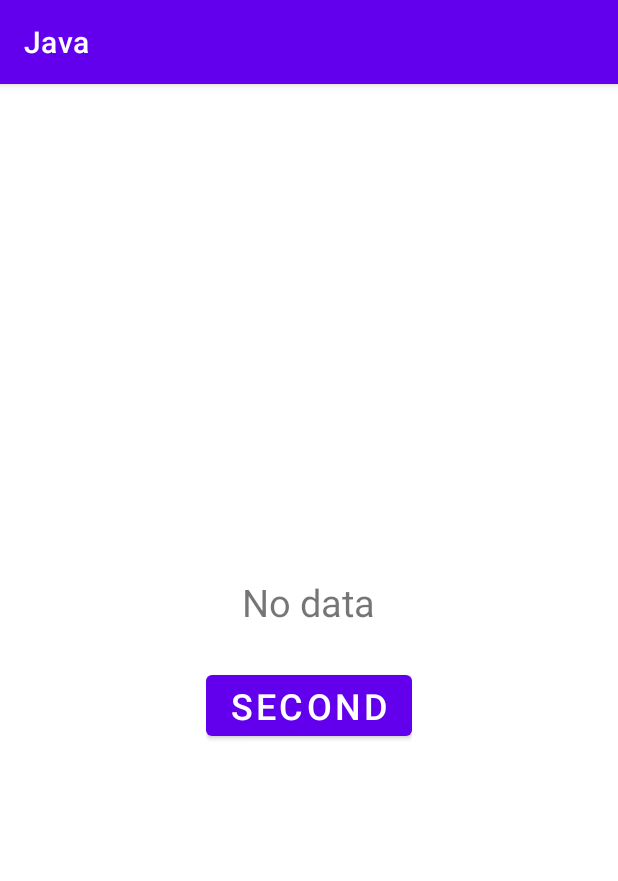
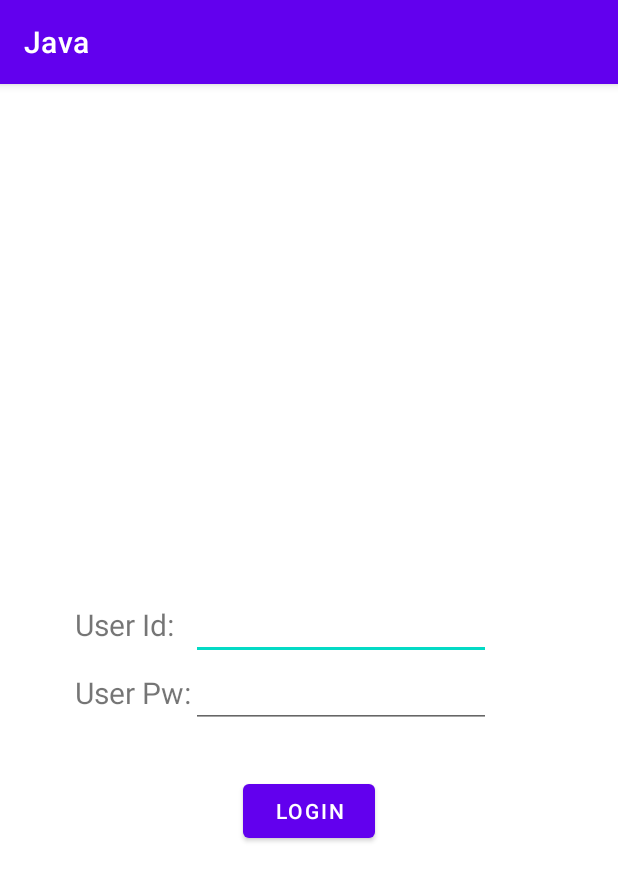
Before and after one commit to Abduvokhobov5888/JAVA, an Android app: the screen it shows after launch (MainActivity), on a phone screen of 412 x 824 dp. Shown: the top 881 px of the screen. Run offline under Robolectric (Android 15) with nearby library versions, the phone set to English and light mode, and no system bars.

Commit message:
TableLayout

```diff
--- a/app/src/main/java/com/example/java/MainActivity.java
+++ b/app/src/main/java/com/example/java/MainActivity.java
@@ -33,7 +33,7 @@ public class MainActivity extends AppCompatActivity {
     protected void onCreate(Bundle savedInstanceState) {
         super.onCreate(savedInstanceState);
         setContentView(R.layout.activity_main);
-        initViews();
+       // initViews();
     }
     TextView tv_home;
 
@@ -52,17 +52,17 @@ public class MainActivity extends AppCompatActivity {
         }
 );
 
-    void initViews(){ // Jonatish 1da 2ga
-        tv_home = findViewById(R.id.tv_home);
-        Button button_open = findViewById(R.id.button_open);
-        button_open.setOnClickListener(new View.OnClickListener() {
-            @Override
-            public void onClick(View v) {
-                Users users = new Users(25,"Abbosbek");
-                openSecondActivity(users);
-            }
-        });
-    }
+//    void initViews(){ // Jonatish 1da 2ga
+//        tv_home = findViewById(R.id.tv_home);
+//        Button button_open = findViewById(R.id.button_open);
+//        button_open.setOnClickListener(new View.OnClickListener() {
+//            @Override
+//            public void onClick(View v) {
+//                Users users = new Users(25,"Abbosbek");
+//                openSecondActivity(users);
+//            }
+//        });
+//    }
     void openSecondActivity(Users users){//1dan 2ni ochish
         Intent intent = new Intent(this, SecondActivity.class);
         intent.putExtra("users", users);
--- a/app/src/main/res/layout/activity_main.xml
+++ b/app/src/main/res/layout/activity_main.xml
@@ -6,38 +6,64 @@
     android:layout_height="match_parent"
     tools:context=".MainActivity">
 
-    <LinearLayout
+
+    <TableLayout
+        android:layout_width="match_parent"
+        android:layout_height="match_parent"
+        android:gravity="center_horizontal|center_vertical"
+        android:orientation="vertical"
+        >
+
+        <TableRow
+            android:layout_width="match_parent"
+            android:layout_height="match_parent" >
+
+            <TextView
+                android:id="@+id/user_id2"
+                android:layout_width="wrap_content"
+                android:layout_height="wrap_content"
+                android:text="User Id:"
+                android:layout_marginLeft="50dp"
+                android:textSize="20sp" />
+
+            <EditText
+                android:id="@+id/user_edit2"
+                android:layout_width="200dp"
+                android:layout_height="wrap_content"
+                android:gravity="start|top"
+                android:inputType="textMultiLine" />
+        </TableRow>
+
+        <TableRow
+            android:layout_width="match_parent"
+            android:layout_height="match_parent" >
+
+            <TextView
+                android:id="@+id/user_pw2"
+                android:layout_width="wrap_content"
+                android:layout_height="wrap_content"
+                android:text="User Pw:"
+                android:layout_marginLeft="50dp"
+                android:textSize="20sp" />
+
+            <EditText
+                android:id="@+id/pw_edit2"
+                android:layout_width="200dp"
+                android:layout_height="wrap_content"
+                android:gravity="start|top"
+                android:inputType="textPassword" />
+        </TableRow>
+
+    </TableLayout>
+
+    <Button
+        android:id="@+id/button_login"
         android:layout_width="wrap_content"
         android:layout_height="wrap_content"
-        android:gravity="center_horizontal|center_vertical"
-        android:orientation="vertical"
+        android:text="Login"
         app:layout_constraintBottom_toBottomOf="parent"
         app:layout_constraintEnd_toEndOf="parent"
         app:layout_constraintStart_toStartOf="parent"
-        app:layout_constraintTop_toTopOf="parent">
-
-        <TextView
-            android:id="@+id/tv_home"
-            android:layout_width="wrap_content"
-            android:layout_height="wrap_content"
-            android:text="No data"
-            android:textSize="25sp" />
-
-        <Button
-            android:id="@+id/button_open"
-            android:layout_width="wrap_content"
-            android:layout_height="wrap_content"
-            android:layout_marginTop="25dp"
-            android:text="@string/second"
-            android:textSize="24sp"
-            app:layout_constraintBottom_toBottomOf="parent"
-            app:layout_constraintEnd_toEndOf="parent"
-            app:layout_constraintHorizontal_bias="0.498"
-            app:layout_constraintStart_toStartOf="parent"
-            app:layout_constraintTop_toTopOf="parent"
-            app:layout_constraintVertical_bias="0.499" />
-
-
-    </LinearLayout>
-
+        app:layout_constraintTop_toTopOf="parent"
+        app:layout_constraintVertical_bias="0.64" />
 </androidx.constraintlayout.widget.ConstraintLayout>
```
Also changed, not shown: app/src/main/java/com/example/java/SecondActivity.java (+12 -10 lines), app/src/main/res/layout/activity_second.xml (+53 -18 lines), 1 other file.
